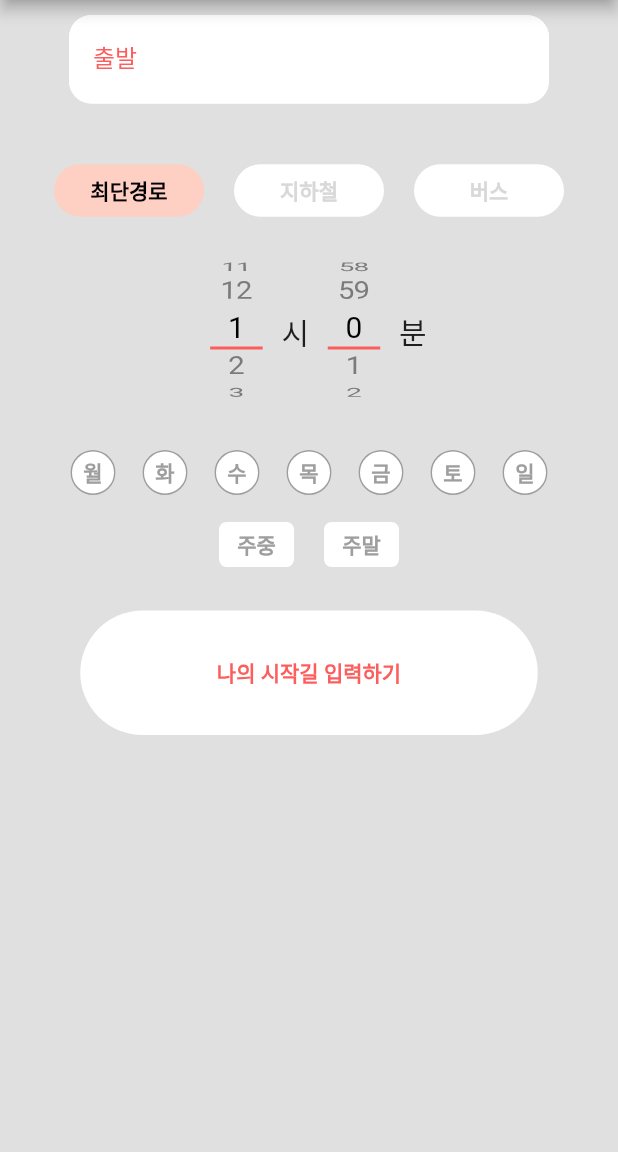
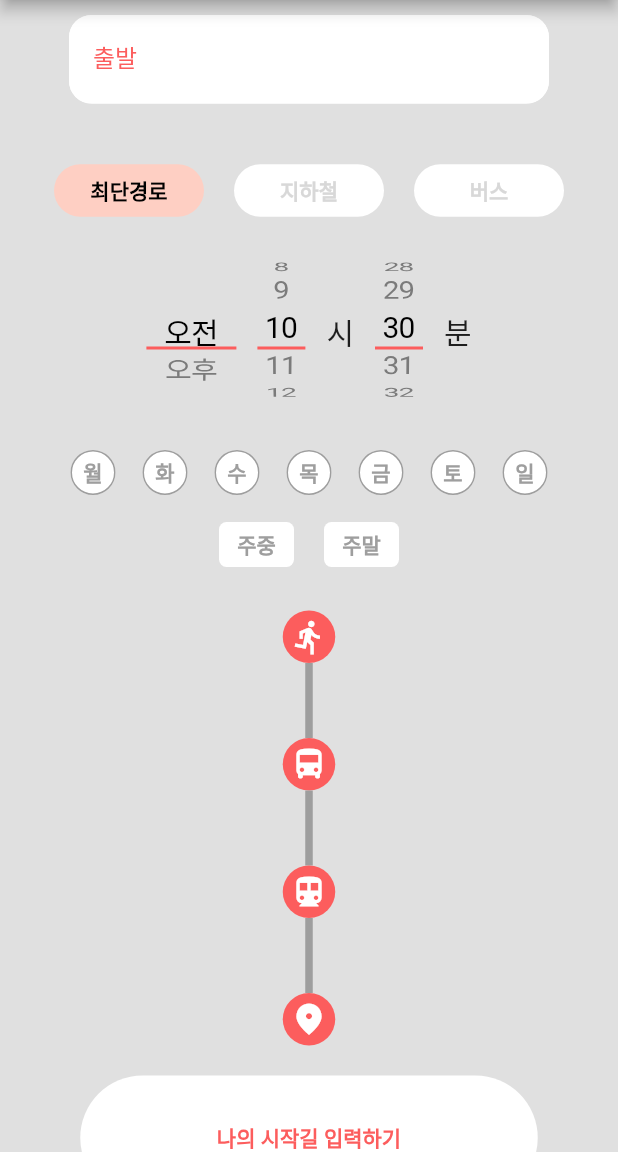
Before and after one commit to Team-Kelly/cotten_candy_ui, a Flutter app: the screen it shows after launch, on a phone screen of 412 x 824 dp, the part 84-1236 px from its top. Run offline on Flutter 3.47's test engine with Material 2 defaults, Android fonts, the phone set to English and light mode, and no system bars; missing offline and left inert: dart:html.

Commit message:
time picker 기능수정

```diff
--- a/example/lib/main.dart
+++ b/example/lib/main.dart
@@ -55,11 +55,14 @@ class _MyHomePageState extends State<HomePage> {
                   radioComponents: const ['최단경로', '지하철', '버스'],
                   onChanged: (value) {}),
               const SizedBox(height: 20),
-              const TimePicker(),
+              TimePicker(onChanged: (hour, minute) {
+              },),
               const SizedBox(height: 20),
               DayOfTheWeek(
                 onChanged: (value) {},
               ),
+              const SizedBox(height: 20),
+              TimeLine(),
               const SizedBox(height: 20),
               DefaultButton(
                   child: const Text('나의 시작길 입력하기',
--- a/lib/cotten_candy_ui.dart
+++ b/lib/cotten_candy_ui.dart
@@ -7,3 +7,4 @@ export 'src/radio_button.dart';
 export 'src/text_field.dart';
 export 'src/day_of_the_week.dart';
 export 'src/time_picker.dart';
+export 'src/time_line.dart';
--- /dev/null
+++ b/lib/src/time_line.dart
@@ -0,0 +1,42 @@
+import 'package:flutter/material.dart';
+
+class TimeLine extends StatelessWidget {
+  const TimeLine({Key? key}) : super(key: key);
+
+  @override
+  Widget build(BuildContext context) {
+    return SizedBox(
+      child: Column(mainAxisAlignment: MainAxisAlignment.center,
+        children: [
+          Container(
+            width: 35,
+            height: 35,
+            child: Center(child: Icon(Icons.directions_run, color: Colors.white, size: 25,)),
+            decoration: BoxDecoration(color: const Color(0xFFFC5D5D),borderRadius: BorderRadius.circular(35)),
+          ),
+          Container(width: 5,height: 50,color: Colors.grey,),
+          Container(
+            width: 35,
+            height: 35,
+            child: Center(child: Icon(Icons.directions_bus, color: Colors.white, size: 25,)),
+            decoration: BoxDecoration(color: const Color(0xFFFC5D5D),borderRadius: BorderRadius.circular(35)),
+          ),
+          Container(width: 5,height: 50,color: Colors.grey,),
+          Container(
+            width: 35,
+            height: 35,
+            child: Center(child: Icon(Icons.directions_subway, color: Colors.white, size: 25,)),
+            decoration: BoxDecoration(color: const Color(0xFFFC5D5D),borderRadius: BorderRadius.circular(35)),
+          ),
+          Container(width: 5,height: 50,color: Colors.grey,),
+          Container(
+            width: 35,
+            height: 35,
+            child: Center(child: Icon(Icons.fmd_good, color: Colors.white, size: 25,)),
+            decoration: BoxDecoration(color: const Color(0xFFFC5D5D),borderRadius: BorderRadius.circular(35)),
+          ),
+        ],
+      ),
+    );
+  }
+}
--- a/lib/src/time_picker.dart
+++ b/lib/src/time_picker.dart
@@ -1,12 +1,29 @@
-// import 'package:flutter/material.dart';
 import 'package:flutter/cupertino.dart';
 import 'package:flutter/material.dart';
 
-class TimePicker extends StatelessWidget {
-  // final int hour;
-  // final int minute;
-  const TimePicker({Key? key}) : super(key: key);
+class TimePicker extends StatefulWidget {
+  final Function(int?, int?)? onChanged;
+  final double width;
+  final double height;
+  final double textSize;
+  const TimePicker(
+      {Key? key,
+      required this.onChanged,
+      this.width = 60,
+      this.height = 100,
+      this.textSize = 20})
+      : super(key: key);
 
+  @override
+  _TimePickerState createState() => _TimePickerState();
+}
+
+class _TimePickerState extends State<TimePicker> {
+  int hour = (TimeOfDay.now().hour > 11)
+      ? TimeOfDay.now().hour - 12
+      : TimeOfDay.now().hour;
+  int minute = TimeOfDay.now().minute;
+  int ampm = (TimeOfDay.now().hour > 11) ? 1 : 0;
   @override
   Widget build(BuildContext context) {
     return Row(
@@ -14,69 +31,63 @@ class TimePicker extends StatelessWidget {
       mainAxisAlignment: MainAxisAlignment.center,
       children: [
         SizedBox(
-          height: 100,
-          width: 60,
-          child:
-              // CupertinoDatePicker(
-              //                 mode: CupertinoDatePickerMode.time,
-              //                 initialDateTime: DateTime.now(),
-              //                 onDateTimeChanged: (val) {
-              //                   // setState(() {
-              //                   //   tempHour = val.hour;
-              //                   //   tempMinute = val.minute;
-              //                   // });
-              //                 }),
-              Builder(builder: (context) {
-            List<Widget> hours = [];
-            for (int i = 0; i < 2; i++) {
-              for (int hour = 01; hour < 13; hour++) {
-                hours.add(Text(
-                  '$hour',
-                  style: const TextStyle(fontSize: 20),
-                ));
-              }
-            }
-            return CupertinoPicker(
+            height: widget.height,
+            width: 60,
+            child: CupertinoPicker(
                 selectionOverlay: SizedBox(
-                  width: 35,
+                  width: widget.textSize * 3.2,
                   height: 30,
                   child: Column(
                     children: [
                       Container(
                         height: 25,
-                        width: 35,
+                        width: widget.textSize * 3.2,
                       ),
                       Container(
                         height: 2,
-                        width: 35,
+                        width: widget.textSize * 3.2,
                         color: const Color(0xFFFC5D5D),
                       ),
                       Container(
                         height: 3,
-                        width: 35,
+                        width: widget.textSize * 3.2,
                       ),
                     ],
                   ),
                 ),
-                looping: true,
                 itemExtent: 30,
-                onSelectedItemChanged: (onSelectedItemChanged) {},
-                children: hours);
-          }),
-        ),
-        const Text(
-          '시',
-          style: TextStyle(fontSize: 20),
-        ),
+                scrollController:
+                    FixedExtentScrollController(initialItem: ampm),
+                onSelectedItemChanged: (onSelectedItemChanged) {
+                  setState(() {
+                    ampm = onSelectedItemChanged;
+                  });
+                  widget.onChanged!(hour, minute);
+                },
+                children: [
+                  Text(
+                    '오전',
+                    style: TextStyle(fontSize: widget.textSize),
+                  ),
+                  Text(
+                    '오후',
+                    style: TextStyle(fontSize: widget.textSize),
+                  )
+                ])),
         SizedBox(
-          height: 100,
+          height: widget.height,
           width: 60,
           child: Builder(builder: (context) {
-            List<Widget> minutes = [];
-            for (int minute = 00; minute < 60; minute++) {
-              minutes.add(Text(
-                '$minute',
-                style: const TextStyle(fontSize: 20),
+            List<Widget> hours = [];
+            hours.add(Text(
+              '12',
+              style: TextStyle(fontSize: widget.textSize),
+            ));
+
+            for (int hour = 1; hour < 12; hour++) {
+              hours.add(Text(
+                '$hour',
+                style: TextStyle(fontSize: widget.textSize),
               ));
             }
             return CupertinoPicker(
@@ -87,32 +98,94 @@ class TimePicker extends StatelessWidget {
                     children: [
                       Container(
                         height: 25,
-                        width: 35,
+                        width: widget.textSize * 1.6,
                       ),
                       Container(
                         height: 2,
-                        width: 35,
+                        width: widget.textSize * 1.6,
                         color: const Color(0xFFFC5D5D),
                       ),
                       Container(
                         height: 3,
-                        width: 35,
+                        width: widget.textSize * 1.6,
                       ),
                     ],
                   ),
                 ),
                 looping: true,
                 itemExtent: 30,
-                onSelectedItemChanged: (onSelectedItemChanged) {},
+                scrollController:
+                    FixedExtentScrollController(initialItem: hour),
+                onSelectedItemChanged: (onSelectedItemChanged) {
+                  setState(() {
+                    if (ampm == 1) {
+                      hour = onSelectedItemChanged + 12;
+                    } else if (ampm == 0) {
+                      hour = onSelectedItemChanged;
+                    }
+                  });
+
+                  widget.onChanged!(hour, minute);
+                },
+                children: hours);
+          }),
+        ),
+        Text(
+          '시',
+          style: TextStyle(fontSize: widget.textSize),
+        ),
+        SizedBox(
+          height: widget.height,
+          width: 60,
+          child: Builder(builder: (context) {
+            List<Widget> minutes = [];
+            for (int minute = 0; minute < 60; minute++) {
+              minutes.add(Text(
+                '$minute',
+                style: TextStyle(fontSize: widget.textSize),
+              ));
+            }
+            return CupertinoPicker(
+                selectionOverlay: SizedBox(
+                  width: 35,
+                  height: 30,
+                  child: Column(
+                    children: [
+                      Container(
+                        height: 25,
+                        width: widget.textSize * 1.6,
+                      ),
+                      Container(
+                        height: 2,
+                        width: widget.textSize * 1.6,
+                        color: const Color(0xFFFC5D5D),
+                      ),
+                      Container(
+                        height: 3,
+                        width: widget.textSize * 1.6,
+                      ),
+                    ],
+                  ),
+                ),
+                looping: true,
+                itemExtent: 30,
+                scrollController:
+                    FixedExtentScrollController(initialItem: minute),
+                onSelectedItemChanged: (onSelectedItemChanged) {
+                  setState(() {
+                    minute = onSelectedItemChanged;
+                  });
+
+                  widget.onChanged!(hour, minute);
+                },
                 children: minutes);
           }),
         ),
-        const Text(
+        Text(
           '분',
-          style: TextStyle(fontSize: 20),
+          style: TextStyle(fontSize: widget.textSize),
         )
       ],
     );
   }
 }
-// CupertinoPicker로 커스텀 가능
```
